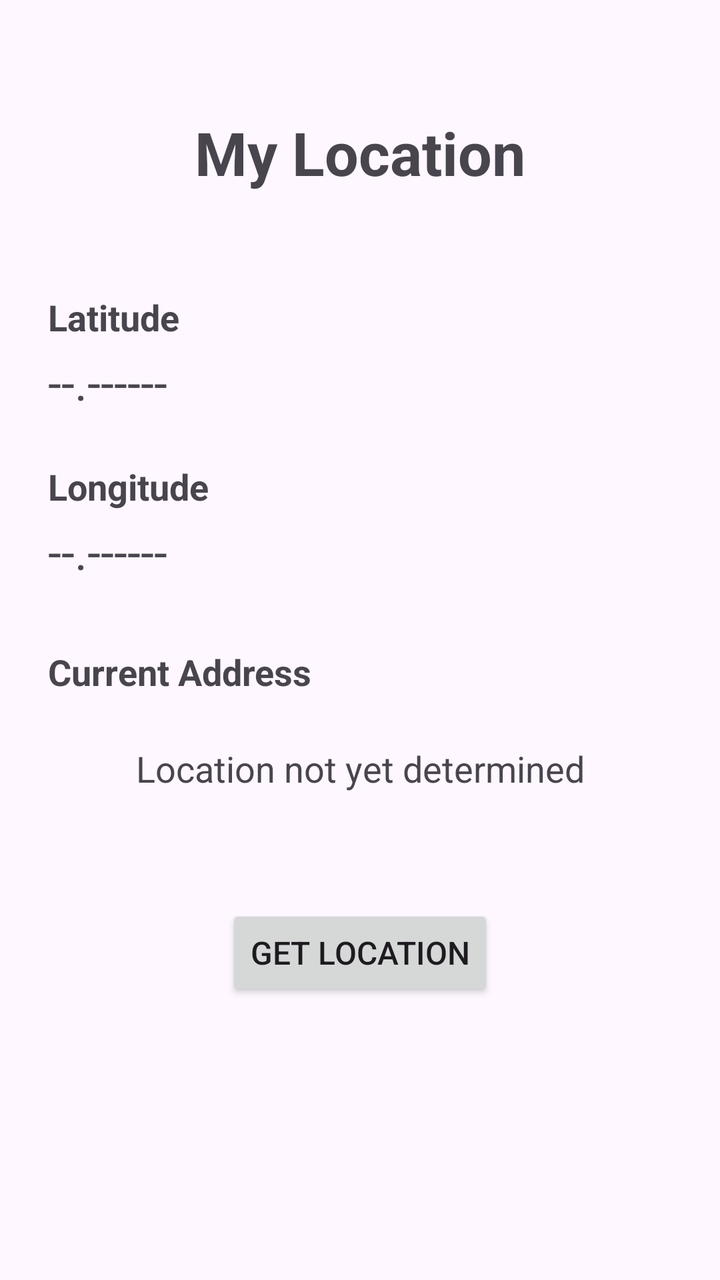
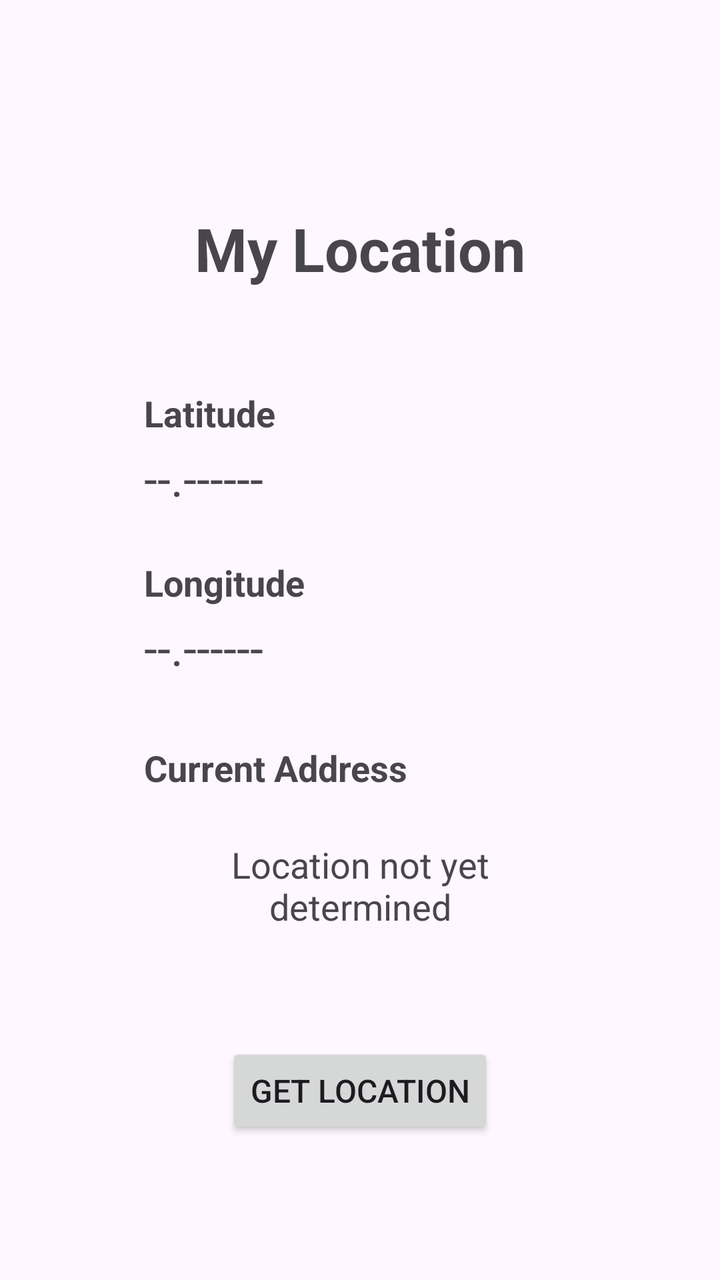

Two renders of the same Android screen: before a commit and after it. Below are the layout's source before the change and the commit's diff.
<!-- AndroidManifest.xml: application theme Theme.LocationFinder -->
<!-- res/layout/activity_main.xml -->
<?xml version="1.0" encoding="utf-8"?>
<androidx.constraintlayout.widget.ConstraintLayout xmlns:android="http://schemas.android.com/apk/res/android"
    xmlns:app="http://schemas.android.com/apk/res-auto"
    xmlns:tools="http://schemas.android.com/tools"
    android:id="@+id/main"
    android:layout_width="match_parent"
    android:layout_height="match_parent"
    android:padding="24dp"
    tools:context=".MainActivity">

    <TextView
        android:id="@+id/titleText"
        android:layout_width="wrap_content"
        android:layout_height="wrap_content"
        android:text="My Location"
        android:textSize="30sp"
        android:textStyle="bold"
        android:layout_marginTop="32dp"
        app:layout_constraintTop_toTopOf="parent"
        app:layout_constraintStart_toStartOf="parent"
        app:layout_constraintEnd_toEndOf="parent" />

    <TextView
        android:id="@+id/latitudeLabel"
        android:layout_width="wrap_content"
        android:layout_height="wrap_content"
        android:text="Latitude"
        android:textSize="18sp"
        android:textStyle="bold"
        android:layout_marginTop="50dp"
        app:layout_constraintTop_toBottomOf="@id/titleText"
        app:layout_constraintStart_toStartOf="parent" />

    <TextView
        android:id="@+id/latitudeText"
        android:layout_width="0dp"
        android:layout_height="wrap_content"
        android:text="--.------"
        android:textSize="24sp"
        android:layout_marginTop="4dp"
        app:layout_constraintTop_toBottomOf="@id/latitudeLabel"
        app:layout_constraintStart_toStartOf="parent"
        app:layout_constraintEnd_toEndOf="parent" />

    <TextView
        android:id="@+id/longitudeLabel"
        android:layout_width="wrap_content"
        android:layout_height="wrap_content"
        android:text="Longitude"
        android:textSize="18sp"
        android:textStyle="bold"
        android:layout_marginTop="24dp"
        app:layout_constraintTop_toBottomOf="@id/latitudeText"
        app:layout_constraintStart_toStartOf="parent" />

    <TextView
        android:id="@+id/longitudeText"
        android:layout_width="0dp"
        android:layout_height="wrap_content"
        android:text="--.------"
        android:textSize="24sp"
        android:layout_marginTop="4dp"
        app:layout_constraintTop_toBottomOf="@id/longitudeLabel"
        app:layout_constraintStart_toStartOf="parent"
        app:layout_constraintEnd_toEndOf="parent" />

    <TextView
        android:id="@+id/addressLabel"
        android:layout_width="wrap_content"
        android:layout_height="wrap_content"
        android:text="Current Address"
        android:textSize="18sp"
        android:textStyle="bold"
        android:layout_marginTop="32dp"
        app:layout_constraintTop_toBottomOf="@id/longitudeText"
        app:layout_constraintStart_toStartOf="parent" />

    <TextView
        android:id="@+id/addressText"
        android:layout_width="0dp"
        android:layout_height="wrap_content"
        android:text="Location not yet determined"
        android:textSize="18sp"
        android:gravity="center"
        android:padding="16dp"
        android:layout_marginTop="8dp"
        app:layout_constraintTop_toBottomOf="@id/addressLabel"
        app:layout_constraintStart_toStartOf="parent"
        app:layout_constraintEnd_toEndOf="parent" />

    <Button
        android:id="@+id/locationButton"
        android:layout_width="wrap_content"
        android:layout_height="wrap_content"
        android:text="GET LOCATION"
        android:textSize="16sp"
        android:layout_marginTop="40dp"
        app:layout_constraintTop_toBottomOf="@id/addressText"
        app:layout_constraintStart_toStartOf="parent"
        app:layout_constraintEnd_toEndOf="parent" />

</androidx.constraintlayout.widget.ConstraintLayout>
<!-- resources referenced by this layout -->
<resources>
  <style name="Theme.LocationFinder" parent="Base.Theme.LocationFinder" />
  <style name="Base.Theme.LocationFinder" parent="Theme.Material3.DayNight.NoActionBar">
          
          
      </style>
</resources>

<!-- the commit's change to res/layout/activity_main.xml (unified diff, before → after) -->
@@ -5,7 +5,7 @@
     android:id="@+id/main"
     android:layout_width="match_parent"
     android:layout_height="match_parent"
-    android:padding="24dp"
+    android:padding="72dp"
     tools:context=".MainActivity">
 
     <TextView
